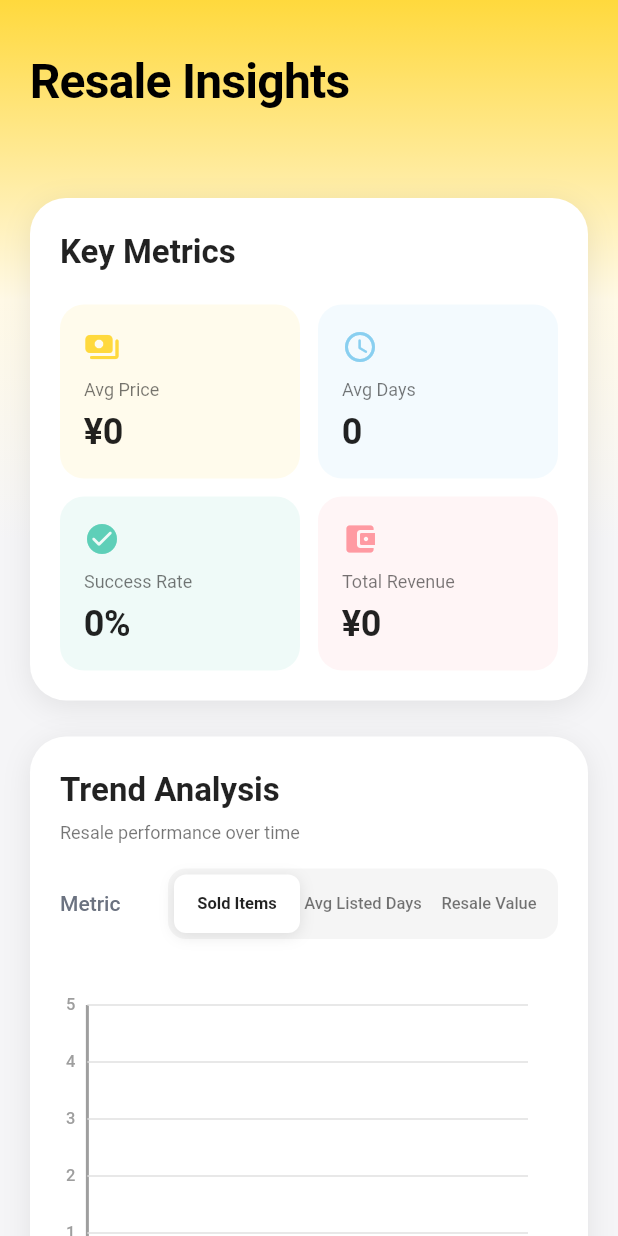
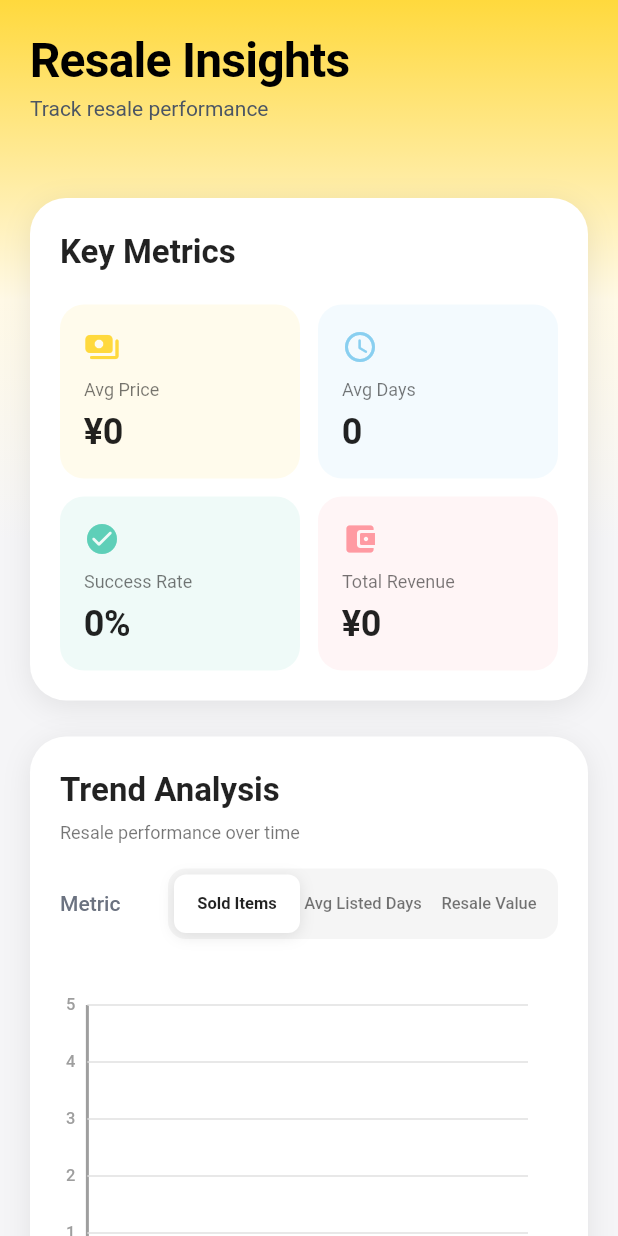
Before and after one commit to icaichen/KeepJoy, a Flutter app: the ResellAnalysisReportScreen screen opened directly with empty values, on a phone screen of 412 x 824 dp. Run offline on Flutter 3.47's test engine with Material 3 defaults, Android fonts, the phone set to English and light mode, and no system bars; our stand-ins replace cached_network_image, connectivity_plus, flutter_local_notifications, flutter_native_timezone, hive, hive_flutter and 7 more; missing offline and left inert: purchases_flutter; accounts and stored records are empty; project files that could hold a hidden picture were left out.

Commit message:
before and after fix

```diff
--- a/lib/features/insights/resell_analysis_report_screen.dart
+++ b/lib/features/insights/resell_analysis_report_screen.dart
@@ -3,6 +3,7 @@ import 'package:keepjoy_app/models/declutter_item.dart';
 import 'package:keepjoy_app/models/resell_item.dart';
 import 'package:keepjoy_app/widgets/auto_scale_text.dart';
 import 'package:keepjoy_app/utils/responsive_utils.dart';
+import 'package:keepjoy_app/l10n/app_localizations.dart';
 
 enum TrendMetric {
   soldItems('已售物品', 'Sold Items'),
@@ -59,6 +60,7 @@ class _ResellAnalysisReportScreenState
 
   @override
   Widget build(BuildContext context) {
+    final l10n = AppLocalizations.of(context)!;
     final isChinese = Localizations.localeOf(
       context,
     ).languageCode.toLowerCase().startsWith('zh');
@@ -152,6 +154,10 @@ class _ResellAnalysisReportScreenState
                           crossAxisAlignment: CrossAxisAlignment.center,
                           children: [
                             // Large title on the left
+                            Column(
+                              crossAxisAlignment: CrossAxisAlignment.start,
+                              mainAxisSize: MainAxisSize.min,
+                              children: [
                                 Text(
                                   pageName,
                                   style: const TextStyle(
@@ -161,6 +167,16 @@ class _ResellAnalysisReportScreenState
                                     letterSpacing: -0.5,
                                     height: 1.0,
                                   ),
+                                ),
+                                const SizedBox(height: 6),
+                                Text(
+                                  l10n.dashboardResellReportSubtitle,
+                                  style: const TextStyle(
+                                    fontSize: 14,
+                                    color: Color(0xFF4B5563),
+                                  ),
+                                ),
+                              ],
                             ),
                           ],
                         ),
--- a/lib/l10n/app_en.arb
+++ b/lib/l10n/app_en.arb
@@ -55,7 +55,7 @@
   "dashboardDeclutteredLabel": "Decluttered Items",
   "dashboardResellLabel": "Resale Earnings",
   "dashboardResellReportTitle": "Resale Insights",
-  "dashboardResellReportSubtitle": "Track second-hand performance",
+  "dashboardResellReportSubtitle": "Track resale performance",
   "dashboardMemoryLaneTitle": "Annual Memory",
   "dashboardMemoryLaneSubtitle": "Revisit your yearly highlights",
   "dashboardYearlyReportsTitle": "Year in Review",
--- a/lib/l10n/app_localizations.dart
+++ b/lib/l10n/app_localizations.dart
@@ -371,7 +371,7 @@ abstract class AppLocalizations {
   /// No description provided for @dashboardResellReportSubtitle.
   ///
   /// In en, this message translates to:
-  /// **'Track second-hand performance'**
+  /// **'Track resale performance'**
   String get dashboardResellReportSubtitle;
 
   /// No description provided for @dashboardMemoryLaneTitle.
--- a/lib/l10n/app_localizations_en.dart
+++ b/lib/l10n/app_localizations_en.dart
@@ -149,7 +149,7 @@ class AppLocalizationsEn extends AppLocalizations {
   String get dashboardResellReportTitle => 'Resale Insights';
 
   @override
-  String get dashboardResellReportSubtitle => 'Track second-hand performance';
+  String get dashboardResellReportSubtitle => 'Track resale performance';
 
   @override
   String get dashboardMemoryLaneTitle => 'Annual Memory';
```
Also changed, not shown: lib/features/insights/deep_cleaning_analysis_card.dart (+20 -12 lines), lib/features/insights/memory_lane_report_screen.dart (+16 -0 lines), lib/features/insights/yearly_reports_screen.dart (+14 -0 lines). Lines whose indentation alone changed are shown as unchanged.
